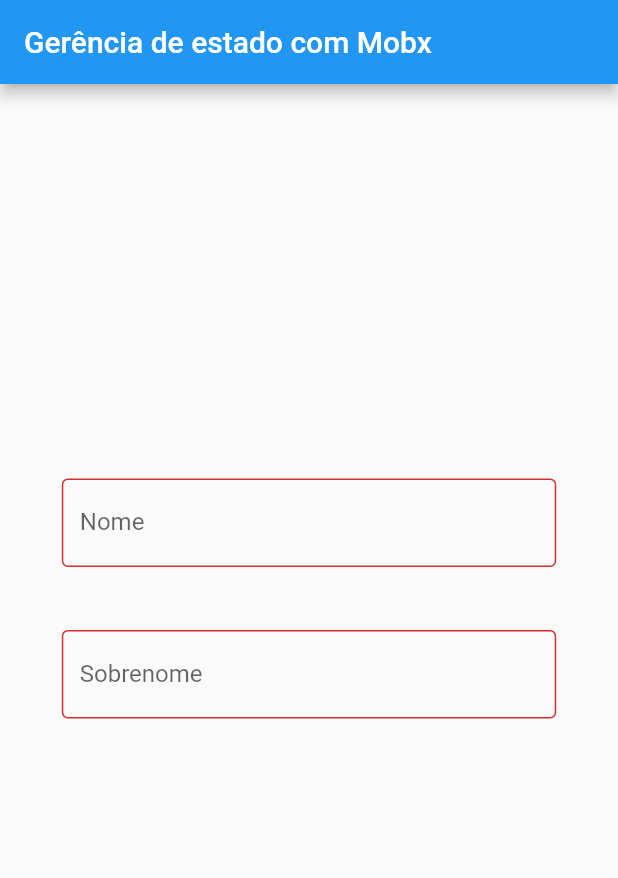
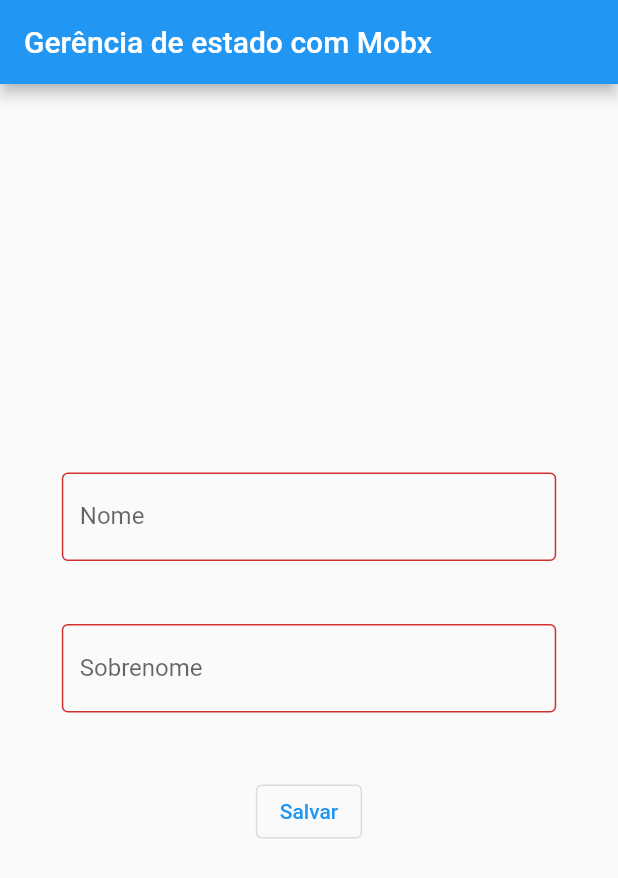
Before and after one commit to mariannyfidelis/gerencia-estado-mobx, a Flutter app: the screen it shows after launch, on a phone screen of 412 x 824 dp. Shown: the top 878 px of the screen. Run offline on Flutter 3.47's test engine with Material 2 defaults, Android fonts, the phone set to English and light mode, and no system bars; our stand-ins replace flutter_mobx, mobx; generated files the repository leaves out were written again.

Commit message:
Corrigigindo bugs do Device Preview e Widgets obsoletos

```diff
--- a/lib/home_page/home_page.dart
+++ b/lib/home_page/home_page.dart
@@ -5,7 +5,7 @@ import 'controller.dart';
 import 'home_page_controller.dart';
 
 class HomePage extends StatefulWidget {
-  const HomePage({Key? key}) : super(key: key);
+  HomePage({Key? key}) : super(key: key);
 
   @override
   State<HomePage> createState() => _HomePageState();
@@ -54,15 +54,21 @@ class _HomePageState extends State<HomePage> {
                     "Sobrenome", home_controller.client.changeEmail);
               }),
               const SizedBox(height: 20),
-              Visibility(
-                visible: true,
-                child: Observer(
-                  builder: (context) => Text(
-                    '${controller.nomeCompleto}',
-                    style: Theme.of(context).textTheme.headline4,
-                  ),
-                ),
-              ),
+              // Visibility(
+              //   visible: false,
+              //   child: Observer(
+              //     builder: (context) => Text(
+              //       '${controller.nomeCompleto}',
+              //       style: Theme.of(context).textTheme.headline4,
+              //     ),
+              //   ),
+              // ),
+              Observer(builder: (_) {
+                return OutlinedButton(
+                  onPressed: home_controller.validate ? () {} : () {},
+                  child: Text("Salvar"),
+                );
+              })
             ],
           ),
         ),
--- a/lib/models/client.dart
+++ b/lib/models/client.dart
@@ -5,7 +5,7 @@ class Client = _ClientBase with _$Client;
 
 abstract class _ClientBase with Store {
   @observable
-  late String name;
+  String name = "";
 
   @action
   changeName(String value) {
@@ -13,7 +13,7 @@ abstract class _ClientBase with Store {
   }
 
   @observable
-  late String email;
+  String email = "";
 
   @action
   changeEmail(String value) {
```
Also changed, not shown: lib/home_page/home_page_controller.dart (+25 -0 lines), lib/home_page/home_page_controller.g.dart.
